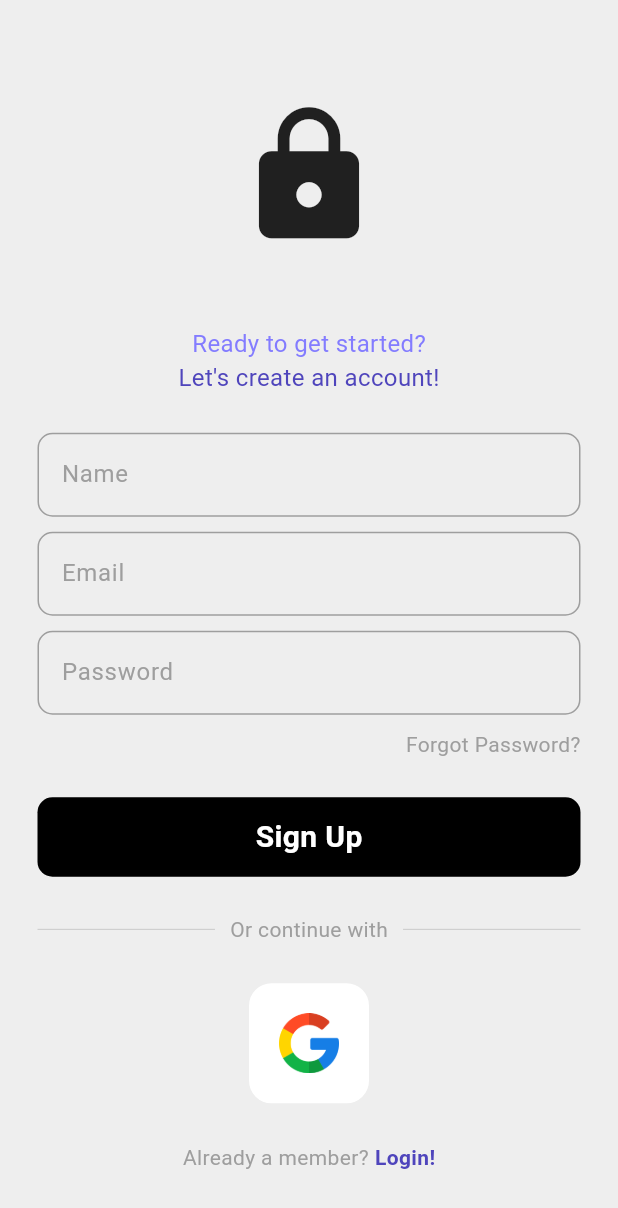
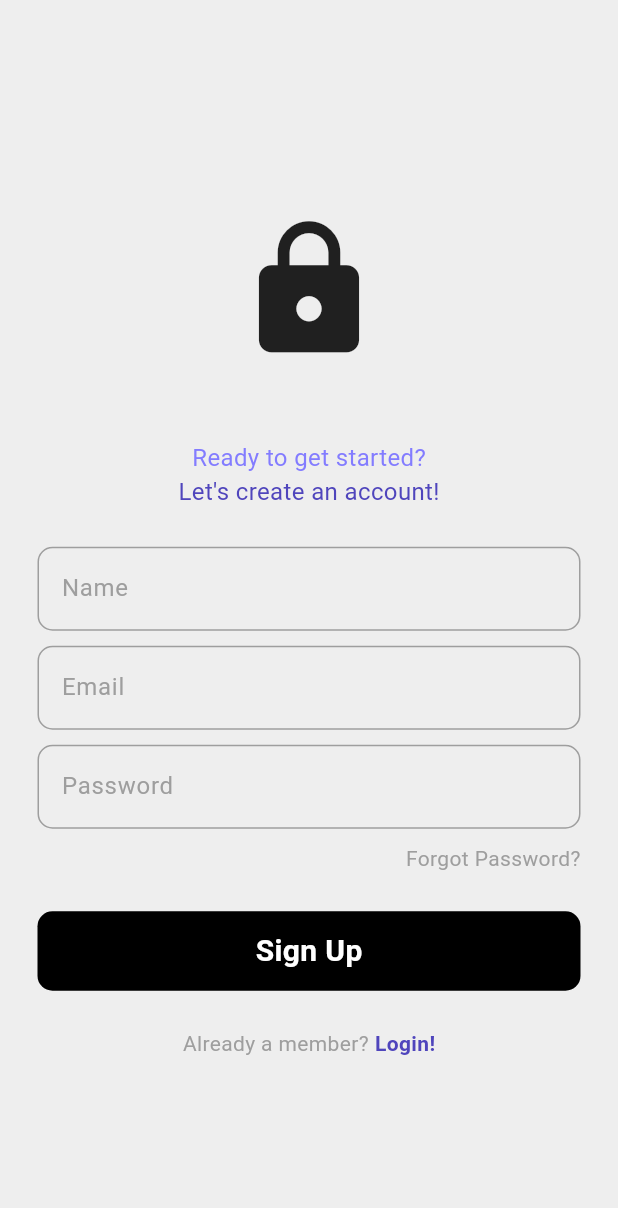
Before and after one commit to Ankit-Ransh/Recover, a Flutter app: the screen it shows after launch, after a tap on "Sign Up!", on a phone screen of 412 x 824 dp. Shown: the top 1208 px of the screen. Run offline on Flutter 3.47's test engine with Material 3 defaults, Android fonts, the phone set to English and light mode, and no system bars; our stand-ins replace auto_size_text, flutter_bloc, fpdart, get_it, google_nav_bar, image_picker and 1 more; accounts and stored records are empty.

```diff
--- a/lost_found/lib/features/auth/presentation/pages/login.dart
+++ b/lost_found/lib/features/auth/presentation/pages/login.dart
@@ -5,7 +5,7 @@ import 'package:lost_found/core/theme/app_pallete.dart';
 import 'package:lost_found/core/utils/show_snackbar.dart';
 import 'package:lost_found/features/auth/presentation/bloc/auth_bloc.dart';
 import 'package:lost_found/features/auth/presentation/pages/signup.dart';
-import 'package:lost_found/features/auth/presentation/widgets/divider.dart';
+import 'package:lost_found/core/suspended/divider.dart';
 import 'package:lost_found/features/auth/presentation/widgets/forgot_password.dart';
 import 'package:lost_found/features/auth/presentation/widgets/form_data_field.dart';
 import 'package:lost_found/features/auth/presentation/widgets/login_button.dart';
@@ -96,19 +96,19 @@ class _LoginState extends State<Login> {
                     },
                   ),
                   const SizedBox(height: 25),
-                  const LoginOptionDivider(),
-                  const SizedBox(
-                    height: 25.0,
-                  ),
-                  const Row(
-                    mainAxisAlignment: MainAxisAlignment.center,
-                    children: [
-                      LogoWidget(
-                        imagePath: "lib/core/assets/images/google.png",
-                      ),
-                    ],
-                  ),
-                  const SizedBox(height: 25),
+                  // const LoginOptionDivider(),
+                  // const SizedBox(
+                  //   height: 25.0,
+                  // ),
+                  // const Row(
+                  //   mainAxisAlignment: MainAxisAlignment.center,
+                  //   children: [
+                  //     LogoWidget(
+                  //       imagePath: "lib/core/assets/images/google.png",
+                  //     ),
+                  //   ],
+                  // ),
+                  // const SizedBox(height: 25),
                   SwitchLogin(
                     text: "Not a member?",
                     direction: "Sign Up!",
--- a/lost_found/lib/features/auth/presentation/pages/signup.dart
+++ b/lost_found/lib/features/auth/presentation/pages/signup.dart
@@ -5,11 +5,9 @@ import 'package:lost_found/core/theme/app_pallete.dart';
 import 'package:lost_found/core/utils/show_snackbar.dart';
 import 'package:lost_found/features/auth/presentation/bloc/auth_bloc.dart';
 import 'package:lost_found/features/auth/presentation/pages/login.dart';
-import 'package:lost_found/features/auth/presentation/widgets/divider.dart';
 import 'package:lost_found/features/auth/presentation/widgets/forgot_password.dart';
 import 'package:lost_found/features/auth/presentation/widgets/form_data_field.dart';
 import 'package:lost_found/features/auth/presentation/widgets/login_button.dart';
-import 'package:lost_found/features/auth/presentation/widgets/logo_box.dart';
 import 'package:lost_found/features/auth/presentation/widgets/switch_login.dart';
 import 'package:lost_found/features/main/pages/index_page.dart';
 
@@ -121,18 +119,6 @@ class _SignUpState extends State<SignUp> {
                     },
                   ),
                   const SizedBox(height: 25),
-                  const LoginOptionDivider(),
-                  const SizedBox(
-                    height: 25.0,
-                  ),
-                  const Row(
-                    mainAxisAlignment: MainAxisAlignment.center,
-                    children: [
-                      LogoWidget(
-                          imagePath: "lib/core/assets/images/google.png"),
-                    ],
-                  ),
-                  const SizedBox(height: 25),
                   SwitchLogin(
                     text: "Already a member?",
                     direction: "Login!",
```
Also changed, not shown: lost_found/lib/core/suspended/divider.dart (renamed from lost_found/lib/features/auth/presentation/widgets/divider.dart).
